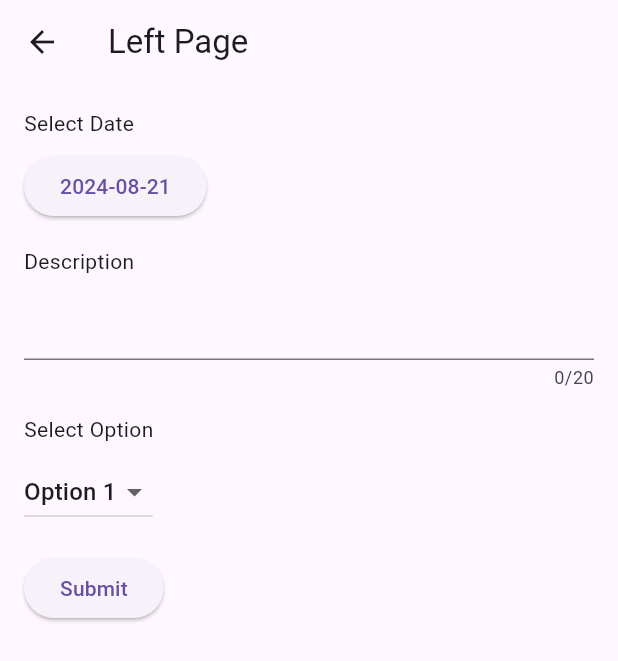
After one commit to online135/hackathon_practice, a Flutter app: the LeftPage screen opened directly, on a phone screen of 412 x 824 dp. The commit adds this screen. Shown: the top 661 px of the screen. Run offline on Flutter 3.47's test engine with Material 3 defaults, Android fonts, the light colour scheme and no system bars; our stand-ins replace camera, shared_preferences; accounts and stored records are empty; network calls fail.

Commit message:
left form page

```diff
--- /dev/null
+++ b/lib/left_page.dart
@@ -0,0 +1,93 @@
+import 'package:flutter/material.dart';
+import 'package:intl/intl.dart';
+
+class LeftPage extends StatefulWidget {
+  const LeftPage({super.key});
+
+  @override
+  _LeftPageState createState() => _LeftPageState();
+}
+
+class _LeftPageState extends State<LeftPage> {
+  DateTime _selectedDate = DateTime.now();
+  String _description = '';
+  String _selectedOption = 'Option 1';
+  final List<String> _options = ['Option 1', 'Option 2', 'Option 3'];
+
+  Future<void> _selectDate(BuildContext context) async {
+    final DateTime? picked = await showDatePicker(
+      context: context,
+      initialDate: _selectedDate,
+      firstDate: DateTime(2000),
+      lastDate: DateTime(2100),
+    );
+    if (picked != null && picked != _selectedDate) {
+      setState(() {
+        _selectedDate = picked;
+      });
+    }
+  }
+
+  void _submitForm() {
+    // 在這裡實現表單提交的邏輯
+    print('Selected date: ${DateFormat('yyyy-MM-dd').format(_selectedDate)}');
+    print('Description: $_description');
+    print('Selected option: $_selectedOption');
+  }
+
+  @override
+  Widget build(BuildContext context) {
+    return Scaffold(
+      appBar: AppBar(
+        title: const Text('Left Page'),
+      ),
+      body: Padding(
+        padding: const EdgeInsets.all(16.0),
+        child: Column(
+          crossAxisAlignment: CrossAxisAlignment.start,
+          children: [
+            const Text('Select Date'),
+            const SizedBox(height: 8.0),
+            ElevatedButton(
+              onPressed: () => _selectDate(context),
+              child: Text(DateFormat('yyyy-MM-dd').format(_selectedDate)),
+            ),
+            const SizedBox(height: 16.0),
+            const Text('Description'),
+            const SizedBox(height: 8.0),
+            TextField(
+              maxLength: 20,
+              onChanged: (value) {
+                setState(() {
+                  _description = value;
+                });
+              },
+            ),
+            const SizedBox(height: 16.0),
+            const Text('Select Option'),
+            const SizedBox(height: 8.0),
+            DropdownButton<String>(
+              value: _selectedOption,
+              onChanged: (String? newValue) {
+                setState(() {
+                  _selectedOption = newValue!;
+                });
+              },
+              items: _options.map<DropdownMenuItem<String>>((String value) {
+                return DropdownMenuItem<String>(
+                  value: value,
+                  child: Text(value),
+                );
+              }).toList(),
+            ),
+            const SizedBox(height: 16.0),
+            ElevatedButton(
+              onPressed: _submitForm,
+              child: const Text('Submit'),
+            ),
+          ],
+        ),
+      ),
+    );
+  }
+}
--- a/pubspec.yaml
+++ b/pubspec.yaml
@@ -45,6 +45,7 @@ dependencies:
   # 儲存至相簿
   gallery_saver: ^2.3.2
 
+  intl: any
 dev_dependencies:
   flutter_test:
     sdk: flutter
```
Also changed, not shown: lib/main.dart (+2 -11 lines), lib/second_page.dart (line endings or trailing spaces), pubspec.lock.
